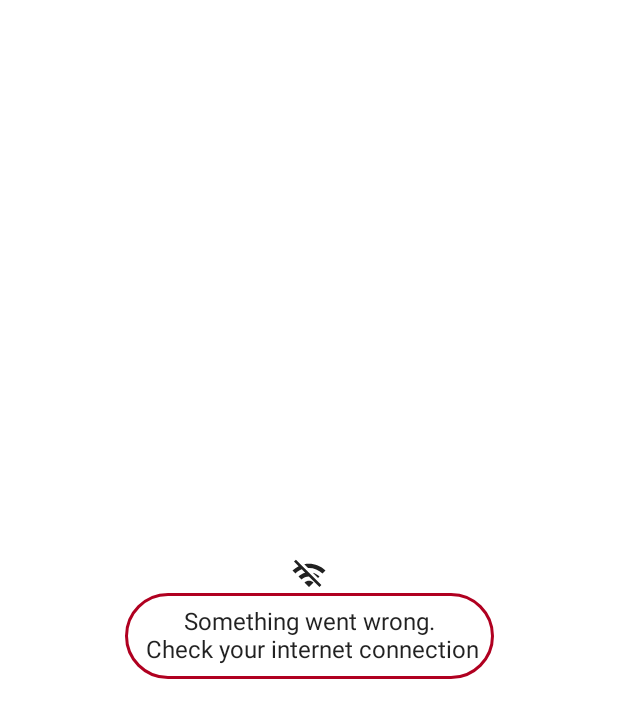
After one commit to Bronnick/WeatherApp, an Android app built with Jetpack Compose: the composable ErrorScreen shown on its own in the app's theme, on a phone screen of 412 x 824 dp. The commit adds this screen. Shown: the top 718 px of the screen. Run offline under Robolectric (Android 15) with nearby library versions, the phone set to English and light mode, and no system bars.

Commit message:
feat: added loading and error screen

```diff
--- a/app/src/main/java/com/example/weatherapp/features/data/WeatherViewModel.kt
+++ b/app/src/main/java/com/example/weatherapp/features/data/WeatherViewModel.kt
@@ -74,16 +74,18 @@ class WeatherViewModel(
     ) {
         viewModelScope.launch {
             weatherUiState = WeatherUiState.Loading
+            do {
                 weatherUiState =
-                try{
+                    try {
                         WeatherUiState.Success(
                             weatherRepository.getWeatherInfo(query, numberOfDays)
                         )
-                } catch(e: IOException){
+                    } catch (e: IOException) {
                         WeatherUiState.Error
-                } catch(e: HttpException){
+                    } catch (e: HttpException) {
                         WeatherUiState.Error
                     }
+            } while(weatherUiState == WeatherUiState.Error)
         }
     }
 
--- /dev/null
+++ b/app/src/main/java/com/example/weatherapp/features/ui/ErrorScreen.kt
@@ -0,0 +1,56 @@
+package com.example.weatherapp.features.ui
+
+import androidx.compose.foundation.BorderStroke
+import androidx.compose.foundation.background
+import androidx.compose.foundation.border
+import androidx.compose.foundation.layout.*
+import androidx.compose.foundation.shape.CircleShape
+import androidx.compose.foundation.shape.RoundedCornerShape
+import androidx.compose.material.Icon
+import androidx.compose.material.MaterialTheme
+import androidx.compose.material.Text
+import androidx.compose.runtime.Composable
+import androidx.compose.ui.Alignment
+import androidx.compose.ui.Modifier
+import androidx.compose.ui.draw.alpha
+import androidx.compose.ui.res.painterResource
+import androidx.compose.ui.text.style.TextAlign
+import androidx.compose.ui.unit.dp
+import com.example.weatherapp.R
+
+@Composable
+fun ErrorScreen(){
+    Column(
+        modifier = Modifier
+            .fillMaxSize(),
+        horizontalAlignment = Alignment.CenterHorizontally,
+        verticalArrangement = Arrangement.Center
+    ) {
+        Icon(
+            painter = painterResource(
+                id = R.drawable.baseline_wifi_off_24
+            ),
+            contentDescription = null
+        )
+
+        Text(
+            text = """Something went wrong.
+                | Check your internet connection
+            """.trimMargin(),
+            textAlign = TextAlign.Center,
+            modifier = Modifier
+                .background(
+                    color = MaterialTheme.colors.background,
+                    shape = CircleShape
+                )
+                .border(
+                    border = BorderStroke(
+                        width = 2.dp,
+                        color = MaterialTheme.colors.error
+                    ),
+                    shape = CircleShape
+                )
+                .padding(10.dp)
+        )
+    }
+}
--- a/app/src/main/java/com/example/weatherapp/features/ui/HomeScreen.kt
+++ b/app/src/main/java/com/example/weatherapp/features/ui/HomeScreen.kt
@@ -45,12 +45,12 @@ fun HomeScreen(
     )
 
     when(weatherUiState) {
-        is WeatherUiState.Success -> WeatherMainInfo(
+        is WeatherUiState.Success -> WeatherMainInfoScreen(
             weatherInfo = weatherUiState.weatherInfo,
             temperatureState = temperatureState
         )
-        is WeatherUiState.Error -> Text(text = "Error") //TODO
-        is WeatherUiState.Loading -> Text(text = "LOading") //TODO
+        is WeatherUiState.Error -> ErrorScreen()
+        is WeatherUiState.Loading -> LoadingScreen()
     }
 
 }
--- a/app/src/main/java/com/example/weatherapp/features/ui/WeatherApp.kt
+++ b/app/src/main/java/com/example/weatherapp/features/ui/WeatherApp.kt
@@ -66,7 +66,7 @@ fun WeatherApp(
                 onMenuButtonClick = {
                     scope.launch {
                         scaffoldState.drawerState.open()
-                        Log.d("myLogs", (weatherUiState as WeatherUiState.Success).weatherInfo.condition?.icon!!)
+                        //Log.d("myLogs", (weatherUiState as WeatherUiState.Success).weatherInfo.condition?.icon!!)
                     }
                 },
                 onUnfocusedSearchClick = {
--- /dev/null
+++ b/app/src/main/res/drawable/baseline_wifi_off_24.xml
@@ -0,0 +1,5 @@
+<vector android:height="24dp" android:tint="#000000"
+    android:viewportHeight="24" android:viewportWidth="24"
+    android:width="24dp" xmlns:android="http://schemas.android.com/apk/res/android">
+    <path android:fillColor="@android:color/white" android:pathData="M22.99,9C19.15,5.16 13.8,3.76 8.84,4.78l2.52,2.52c3.47,-0.17 6.99,1.05 9.63,3.7l2,-2zM18.99,13c-1.29,-1.29 -2.84,-2.13 -4.49,-2.56l3.53,3.53 0.96,-0.97zM2,3.05L5.07,6.1C3.6,6.82 2.22,7.78 1,9l1.99,2c1.24,-1.24 2.67,-2.16 4.2,-2.77l2.24,2.24C7.81,10.89 6.27,11.73 5,13v0.01L6.99,15c1.36,-1.36 3.14,-2.04 4.92,-2.06L18.98,20l1.27,-1.26L3.29,1.79 2,3.05zM9,17l3,3 3,-3c-1.65,-1.66 -4.34,-1.66 -6,0z"/>
+</vector>
```
Also changed, not shown: app/src/main/java/com/example/weatherapp/features/ui/LoadingScreen.kt (added, +30 -0 lines), app/src/main/java/com/example/weatherapp/features/ui/WeatherMainInfo.kt (deleted, +0 -52 lines), app/src/main/java/com/example/weatherapp/features/ui/WeatherMainInfoScreen.kt (added, +30 -0 lines). Lines whose indentation alone changed are shown as unchanged.
